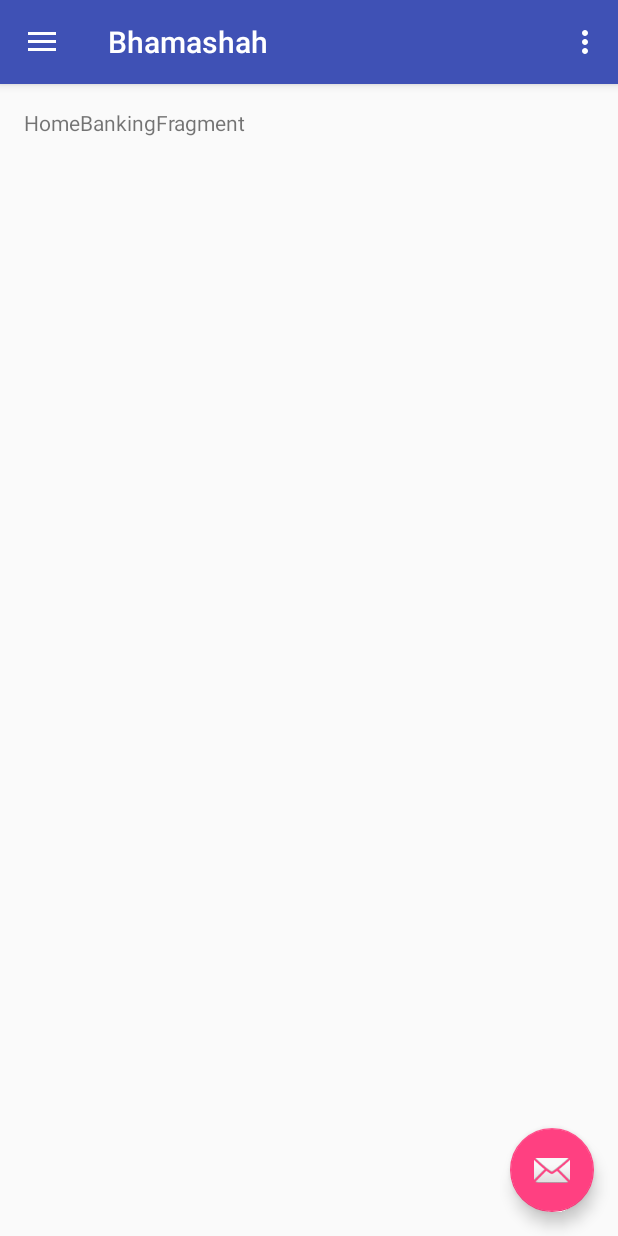
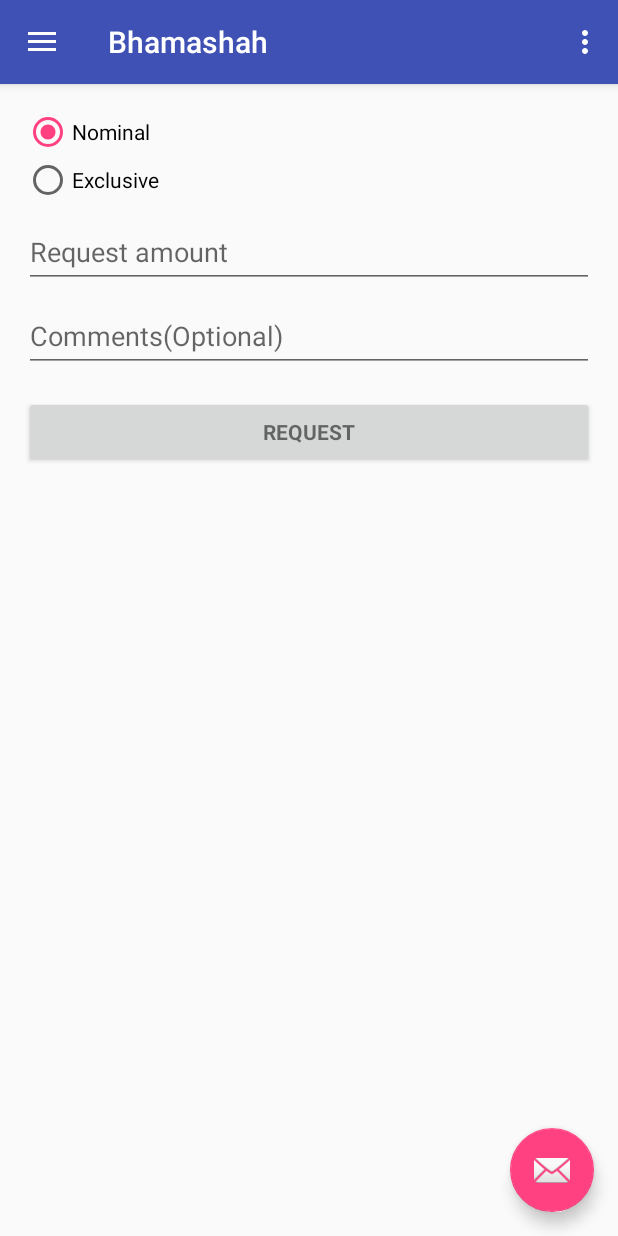
Before and after one commit to CsHimanshu/Bhamashan, an Android app: the fragment HomeBankingFragment placed in its activity, on a phone screen of 412 x 824 dp. Run offline under Robolectric (Android 15) with nearby library versions, the phone set to English and light mode, and no system bars.

Commit message:
Radio button

```diff
--- a/app/src/main/AndroidManifest.xml
+++ b/app/src/main/AndroidManifest.xml
@@ -1,6 +1,11 @@
 <?xml version="1.0" encoding="utf-8"?>
 <manifest xmlns:android="http://schemas.android.com/apk/res/android"
     package="com.hackathon.bhamashah">
+
+    <!-- To auto-complete the email text field in the login form with the user's emails -->
+    <uses-permission android:name="android.permission.GET_ACCOUNTS" />
+    <uses-permission android:name="android.permission.READ_PROFILE" />
+    <uses-permission android:name="android.permission.READ_CONTACTS" />
 
     <application
         android:allowBackup="true"
@@ -15,9 +20,9 @@
         <activity
             android:name=".MainActivity"
             android:label="@string/app_name"
-            android:theme="@style/AppTheme.NoActionBar">
-        </activity>
-        <activity android:name=".SplashActivity"
+            android:theme="@style/AppTheme.NoActionBar"></activity>
+        <activity
+            android:name=".SplashActivity"
             android:theme="@android:style/Theme.Translucent.NoTitleBar.Fullscreen">
             <intent-filter>
                 <action android:name="android.intent.action.MAIN" />
--- a/app/src/main/java/com/hackathon/bhamashah/fragments/HomeBankingFragment.java
+++ b/app/src/main/java/com/hackathon/bhamashah/fragments/HomeBankingFragment.java
@@ -6,6 +6,8 @@
 import android.view.LayoutInflater;
 import android.view.View;
 import android.view.ViewGroup;
+import android.widget.RadioButton;
+import android.widget.RadioGroup;
 
 import com.hackathon.bhamashah.R;
 import com.hackathon.bhamashah.base.BaseFragment;
@@ -16,6 +18,8 @@
 public class HomeBankingFragment extends BaseFragment {
 
 
+    private View myView;
+
     public HomeBankingFragment() {
         // Required empty public constructor
     }
@@ -25,7 +29,29 @@
     public View onCreateView(LayoutInflater inflater, ViewGroup container,
                              Bundle savedInstanceState) {
         // Inflate the layout for this fragment
-        return inflater.inflate(R.layout.fragment_home_banking, container, false);
+
+        myView = inflater.inflate(R.layout.fragment_home_banking, container, false);
+        RadioGroup radioGroup = (RadioGroup) myView .findViewById(R.id.radioGroup);
+
+        radioGroup.setOnCheckedChangeListener(new RadioGroup.OnCheckedChangeListener()
+        {
+            public void onCheckedChanged(RadioGroup group, int checkedId) {
+                // checkedId is the RadioButton selected
+
+                switch(checkedId) {
+                    case R.id.radio_nominal:
+                        // switch to fragment 1
+
+                        break;
+                    case R.id.radio_exclusive:
+                        // Fragment 2
+                        break;
+                }
+            }
+        });
+        return  myView;
     }
 
+
+
 }
--- a/app/src/main/res/layout/fragment_home_banking.xml
+++ b/app/src/main/res/layout/fragment_home_banking.xml
@@ -5,9 +5,74 @@
     tools:context="com.hackathon.bhamashah.fragments.HomeBankingFragment">
 
     <!-- TODO: Update blank fragment layout -->
-    <TextView
+
+    <LinearLayout
         android:layout_width="match_parent"
-        android:layout_height="match_parent"
-        android:text="HomeBankingFragment" />
+        android:layout_height="wrap_content"
+        android:orientation="vertical">
+
+        <RadioGroup
+            android:layout_width="fill_parent"
+            android:id="@+id/radioGroup"
+            android:layout_height="wrap_content"
+            android:orientation="vertical">
+
+            <RadioButton android:id="@+id/radio_nominal"
+                android:layout_width="wrap_content"
+                android:layout_height="wrap_content"
+                android:text="@string/nominal"
+                android:checked="true"
+                />
+
+            <RadioButton android:id="@+id/radio_exclusive"
+                android:layout_width="wrap_content"
+                android:layout_height="wrap_content"
+                android:text="@string/exclusive"
+                />
+        </RadioGroup>
+
+
+        <android.support.design.widget.TextInputLayout
+            android:layout_width="match_parent"
+            android:layout_height="wrap_content">
+
+            <AutoCompleteTextView
+                android:id="@+id/amt"
+                android:layout_width="match_parent"
+                android:layout_height="wrap_content"
+                android:hint="@string/request_amount"
+                android:inputType="number"
+                android:maxLines="1"
+                android:singleLine="true" />
+
+        </android.support.design.widget.TextInputLayout>
+
+        <android.support.design.widget.TextInputLayout
+            android:layout_width="match_parent"
+            android:layout_height="wrap_content">
+
+            <EditText
+                android:id="@+id/comments"
+                android:layout_width="match_parent"
+                android:layout_height="wrap_content"
+                android:hint="Comments(Optional)"
+                android:inputType="text"
+                android:maxLines="3"
+                />
+
+        </android.support.design.widget.TextInputLayout>
+
+        <Button
+            android:id="@+id/button_request"
+            style="?android:textAppearanceSmall"
+            android:layout_width="match_parent"
+            android:layout_height="wrap_content"
+            android:layout_marginTop="16dp"
+            android:text="@string/request"
+            android:textStyle="bold" />
+
+    </LinearLayout>
+
+
 
 </FrameLayout>
--- a/app/src/main/res/values/strings.xml
+++ b/app/src/main/res/values/strings.xml
@@ -27,4 +27,22 @@
     <string name="eligibility">Eligibility</string>
     <string name="career_and_others">Career and others</string>
     <string name="general">General</string>
+    <string name="title_activity_login">Sign in</string>
+
+    <!-- Strings related to login -->
+    <string name="prompt_email">Email</string>
+    <string name="prompt_password">Password (optional)</string>
+    <string name="action_sign_in">Sign in or register</string>
+    <string name="action_sign_in_short">Sign in</string>
+    <string name="error_invalid_email">This email address is invalid</string>
+    <string name="error_invalid_password">This password is too short</string>
+    <string name="error_incorrect_password">This password is incorrect</string>
+    <string name="error_field_required">This field is required</string>
+    <string name="permission_rationale">"Contacts permissions are needed for providing email
+        completions."
+    </string>
+    <string name="request_amount">Request amount</string>
+    <string name="request">Request</string>
+    <string name="exclusive">Exclusive</string>
+    <string name="nominal">Nominal</string>
 </resources>
```
